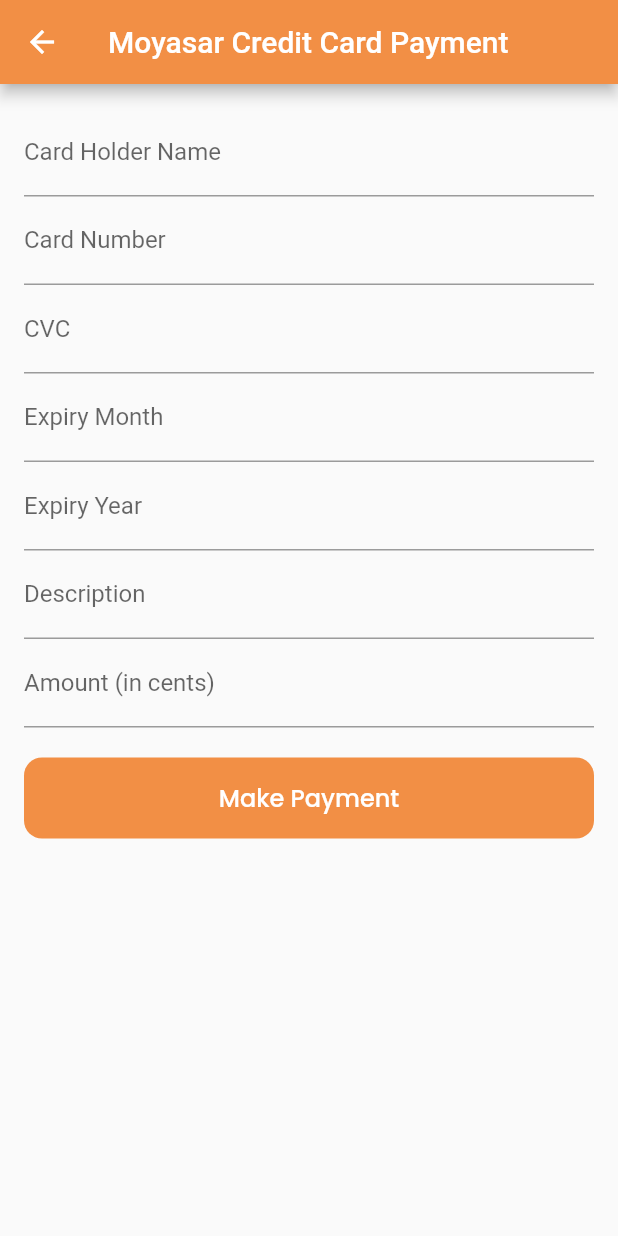
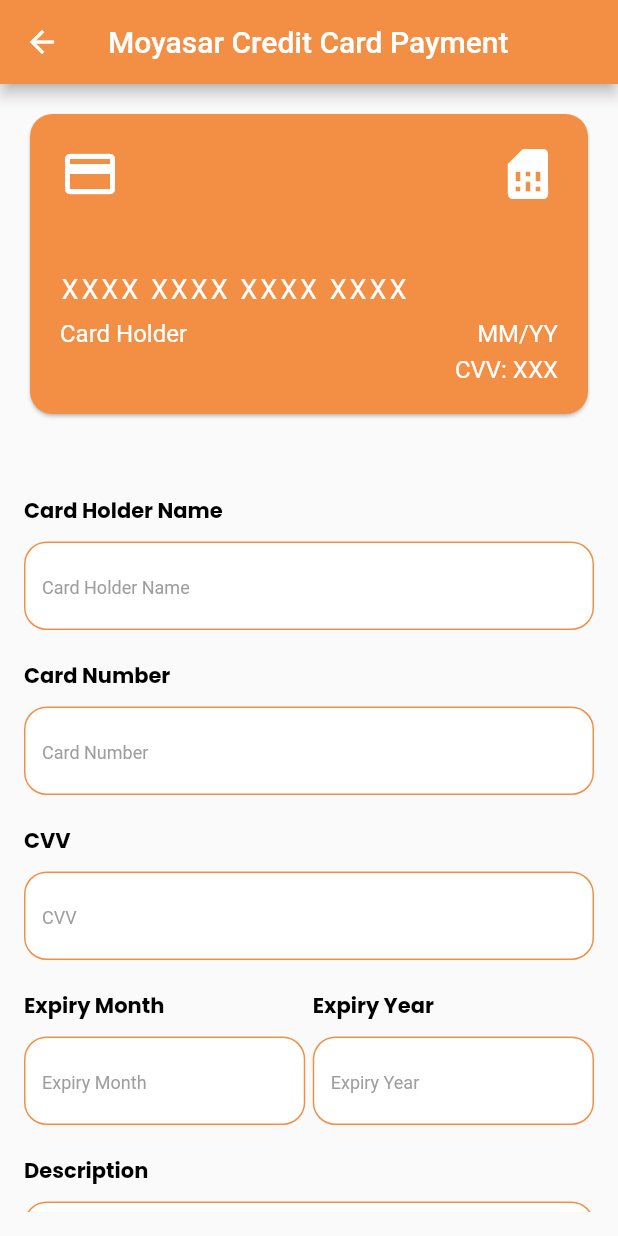
Before and after one commit to Amir40s/meter, a Flutter app: the PaymentScreen screen opened by its route, on a phone screen of 412 x 824 dp. Run offline on Flutter 3.47's test engine with Material 3 defaults, Android fonts, the light colour scheme and no system bars; our stand-ins replace audioplayers, auto_size_text, cached_network_image, camera, cloud_firestore, country_code_picker and 20 more; missing offline and left inert: dlibphonenumber, google_mlkit_face_detection, record_mp3; accounts and stored records are empty.

Commit message:
comit by rehman

```diff
--- a/lib/main.dart
+++ b/lib/main.dart
@@ -5,6 +5,7 @@
 import 'package:meter/provider/chat/chat_provider.dart';
 import 'package:meter/provider/db_provider.dart';
 import 'package:meter/provider/firebase_services.dart';
+import 'package:meter/provider/payment/card_provider.dart';
 import 'package:meter/provider/payment/payment_provider.dart';
 import 'package:meter/provider/player/audio_player_provider.dart';
 import 'package:provider/provider.dart';
@@ -39,6 +40,7 @@
            ChangeNotifierProvider(create: (_) => PaymentProvider()),
            ChangeNotifierProvider(create: (_) => ChatProvider()),
            ChangeNotifierProvider(create: (_) => AudioPlayerProvider()),
+           ChangeNotifierProvider(create: (_) => CardProvider()),
          ],
          child: GetMaterialApp(
            locale: Get.locale,
--- /dev/null
+++ b/lib/provider/payment/card_provider.dart
@@ -0,0 +1,41 @@
+// card_provider.dart
+import 'package:flutter/material.dart';
+
+class CardProvider with ChangeNotifier {
+  String _cardHolderName = '';
+  String _cardNumber = '';
+  String _cvv = '';
+  String _expiryMonth = '';
+  String _expiryYear = '';
+
+  String get cardHolderName => _cardHolderName;
+  String get cardNumber => _cardNumber;
+  String get cvv => _cvv;
+  String get expiryMonth => _expiryMonth;
+  String get expiryYear => _expiryYear;
+
+  void updateCardHolderName(String name) {
+    _cardHolderName = name;
+    notifyListeners();
+  }
+
+  void updateCardNumber(String number) {
+    _cardNumber = number;
+    notifyListeners();
+  }
+
+  void updateCVV(String cvv) {
+    _cvv = cvv;
+    notifyListeners();
+  }
+
+  void updateExpiryMonth(String month) {
+    _expiryMonth = month;
+    notifyListeners();
+  }
+
+  void updateExpiryYear(String year) {
+    _expiryYear = year;
+    notifyListeners();
+  }
+}
--- a/lib/screens/chat/chat_detail.dart
+++ b/lib/screens/chat/chat_detail.dart
@@ -37,8 +37,6 @@
   AudioController audioController = Get.put(AudioController());
 
   AudioPlayer audioPlayer = AudioPlayer();
-
-
 
 
   @override
--- a/lib/screens/payment/payment_screen.dart
+++ b/lib/screens/payment/payment_screen.dart
@@ -1,6 +1,12 @@
 import 'package:flutter/material.dart';
+import 'package:flutter/services.dart';
 import 'package:meter/constant/res/app_color/app_color.dart';
+import 'package:meter/provider/payment/card_provider.dart';
+import 'package:meter/widgets/app_text_field.dart';
 import 'package:meter/widgets/custom_button.dart';
+import 'package:meter/widgets/custom_textfield.dart';
+import 'package:meter/widgets/master_card_widget.dart';
+import 'package:meter/widgets/text_widget.dart';
 import 'package:provider/provider.dart';
 import '../../model/paymentpayment/payment_model.dart';
 import '../../provider/payment/payment_provider.dart';
@@ -24,7 +30,7 @@
     return Scaffold(
       appBar: AppBar(
         backgroundColor: AppColor.primaryColor,
-        title: Text('Moyasar Credit Card Payment'),
+        title: const Text('Moyasar Credit Card Payment'),
       ),
       body: Padding(
         padding: EdgeInsets.all(16.0),
@@ -32,82 +38,133 @@
           key: _formKey,
           child: SingleChildScrollView(
             child: Column(
+              mainAxisAlignment: MainAxisAlignment.start,
+              crossAxisAlignment: CrossAxisAlignment.start,
               children: [
-                TextFormField(
-                  controller: _nameController,
-                  decoration: InputDecoration(labelText: 'Card Holder Name'),
-                  validator: (value) {
-                    if (value == null || value.isEmpty) {
-                      return 'Please enter the card holder name';
+
+
+                Consumer<CardProvider>(
+                    builder: (context,provider,child){
+                      return MasterCard(
+                          cardHolderName: provider.cardHolderName,
+                        cardNumber: provider.cardNumber,
+                        cvv: provider.cvv,
+                        expiryMonth: provider.expiryMonth,
+                        expiryYear: provider.expiryYear,
+                      );
                     }
-                    return null;
+                ),
+
+               const SizedBox(height: 50.0,),
+               const TextWidget(
+                  title: "Card Holder Name",
+                  fontWeight: FontWeight.bold,
+                  textColor: Colors.black,
+                ),
+               const SizedBox(height: 10.0,),
+                AppTextField(hintText: "Card Holder Name",
+                  onFieldChanged: (value) {
+                    Provider.of<CardProvider>(context, listen: false).updateCardHolderName(value);
                   },
                 ),
-                TextFormField(
-                  controller: _numberController,
-                  decoration: InputDecoration(labelText: 'Card Number'),
-                  keyboardType: TextInputType.number,
-                  validator: (value) {
-                    if (value == null || value.isEmpty) {
-                      return 'Please enter the card number';
-                    }
-                    return null;
+
+                const SizedBox(height: 20.0,),
+                const TextWidget(
+                  title: "Card Number",
+                  fontWeight: FontWeight.bold,
+                  textColor: Colors.black,
+                ),
+                const SizedBox(height: 10.0,),
+                AppTextField(
+                  hintText: "Card Number",
+                  onFieldChanged: (value) {
+                    Provider.of<CardProvider>(context, listen: false).updateCardNumber(value);
                   },
+                  inputFormatters: [
+                    FilteringTextInputFormatter.digitsOnly,
+                    CardNumberInputFormatter(),
+                  ],
                 ),
-                TextFormField(
-                  controller: _cvcController,
-                  decoration: InputDecoration(labelText: 'CVC'),
-                  keyboardType: TextInputType.number,
-                  validator: (value) {
-                    if (value == null || value.isEmpty) {
-                      return 'Please enter the CVC';
-                    }
-                    return null;
+
+                const SizedBox(height: 20.0,),
+                const TextWidget(
+                  title: "CVV",
+                  fontWeight: FontWeight.bold,
+                  textColor: Colors.black,
+                ),
+                const SizedBox(height: 10.0,),
+                AppTextField(
+                  hintText: "CVV",
+                  onFieldChanged: (value) {
+                    Provider.of<CardProvider>(context, listen: false).updateCVV(value);
                   },
+                  inputFormatters: [
+                    FilteringTextInputFormatter.digitsOnly,
+                  ],
                 ),
-                TextFormField(
-                  controller: _monthController,
-                  decoration: InputDecoration(labelText: 'Expiry Month'),
-                  keyboardType: TextInputType.number,
-                  validator: (value) {
-                    if (value == null || value.isEmpty) {
-                      return 'Please enter the expiry month';
-                    }
-                    return null;
-                  },
+
+                const SizedBox(height: 20.0,),
+                Row(
+                  children: [
+                    Expanded(
+                        child:
+                        Column(
+                          crossAxisAlignment: CrossAxisAlignment.start,
+                          children: [
+                            const TextWidget(
+                              title: "Expiry Month",
+                              fontWeight: FontWeight.bold,
+                              textColor: Colors.black,
+                            ),
+                            const SizedBox(height: 10.0,),
+                            AppTextField(
+                              hintText: "Expiry Month",
+                              onFieldChanged: (value) {
+                                Provider.of<CardProvider>(context, listen: false).updateExpiryMonth(value);
+                              },
+                              inputFormatters: [
+                                FilteringTextInputFormatter.digitsOnly,
+                              ],
+                            ),
+                          ],
+                        )),
+                    SizedBox(width: 5.0,),
+                    Expanded(
+                        child:
+                        Column(
+                          crossAxisAlignment: CrossAxisAlignment.start,
+                          children: [
+                            const TextWidget(
+                              title: "Expiry Year",
+                              fontWeight: FontWeight.bold,
+                              textColor: Colors.black,
+                            ),
+                            const SizedBox(height: 10.0,),
+                            AppTextField(
+                              hintText: "Expiry Year",
+                              onFieldChanged: (value) {
+                                Provider.of<CardProvider>(context, listen: false).updateExpiryYear(value);
+                              },
+                              inputFormatters: [
+                                FilteringTextInputFormatter.digitsOnly,
+                              ],
+                            ),
+                          ],
+                        )),
+                  ],
                 ),
-                TextFormField(
-                  controller: _yearController,
-                  decoration: InputDecoration(labelText: 'Expiry Year'),
-                  keyboardType: TextInputType.number,
-                  validator: (value) {
-                    if (value == null || value.isEmpty) {
-                      return 'Please enter the expiry year';
-                    }
-                    return null;
-                  },
+
+                const SizedBox(height: 20.0,),
+                const TextWidget(
+                  title: "Description",
+                  fontWeight: FontWeight.bold,
+                  textColor: Colors.black,
                 ),
-                TextFormField(
-                  controller: _descriptionController,
-                  decoration: InputDecoration(labelText: 'Description'),
-                  validator: (value) {
-                    if (value == null || value.isEmpty) {
-                      return 'Please enter a description';
-                    }
-                    return null;
-                  },
+                const SizedBox(height: 10.0,),
+                AppTextField(
+                  hintText: "Description",
                 ),
-                TextFormField(
-                  controller: _amountController,
-                  decoration: InputDecoration(labelText: 'Amount (in cents)'),
-                  keyboardType: TextInputType.number,
-                  validator: (value) {
-                    if (value == null || value.isEmpty) {
-                      return 'Please enter an amount';
-                    }
-                    return null;
-                  },
-                ),
+
                 // TextFormField(
                 //   controller: _currencyController,
                 //   decoration: InputDecoration(labelText: 'Currency'),
@@ -167,4 +224,32 @@
       ),
     );
   }
+
 }
+
+
+class CardNumberInputFormatter extends TextInputFormatter {
+  @override
+  TextEditingValue formatEditUpdate(
+      TextEditingValue oldValue,
+      TextEditingValue newValue,
+      ) {
+    String newText = newValue.text.replaceAll(RegExp(r'\D'), ''); // Remove non-digit characters
+
+    if (newText.length > 16) {
+      newText = newText.substring(0, 16);
+    }
+
+    String formattedText = '';
+
+    for (int i = 0; i < newText.length; i++) {
+      if (i % 4 == 0 && i != 0) formattedText += ' ';
+      formattedText += newText[i];
+    }
+
+    return TextEditingValue(
+      text: formattedText,
+      selection: TextSelection.collapsed(offset: formattedText.length),
+    );
+  }
+}
--- a/lib/screens/signup/customer/customer_main.dart
+++ b/lib/screens/signup/customer/customer_main.dart
@@ -75,7 +75,7 @@
                 title: "Register".tr,
                 onTap: () {
                   if (_formKey.currentState!.validate() &&
-                          controller.verifyMessage.value ==
+                          controller.verifyMessage.value !=
                               "Success" //Change to Success
                       ) {
                     Get.toNamed(RoutesName.customerGeneralInfoScreen);
--- a/lib/screens/signup/provider/provider_general_info.dart
+++ b/lib/screens/signup/provider/provider_general_info.dart
@@ -34,7 +34,7 @@
               onTap: () {
                 if (_formKey.currentState!.validate() &&
                         controller.filePath.isNotEmpty &&
-                        controller.verifyMessage.value ==
+                        controller.verifyMessage.value !=
                             "Success" //Change to =="Success"
                     ) {
                   Get.toNamed(RoutesName.providerFirstGeneralInfo);
--- a/lib/screens/signup/seller/general_info.dart
+++ b/lib/screens/signup/seller/general_info.dart
@@ -123,7 +123,7 @@
                       onTap: () {
                         if (_formKey.currentState!.validate() &&
                                 controller.validateManagerPhoneNumber() &&
-                                controller.verifyMessage.value ==
+                                controller.verifyMessage.value !=
                                     "Success" //Change to =="Success"
                             ) {
                           Get.toNamed(RoutesName.sellerFirstGeneralInfo);
--- a/lib/screens/store/store_main.dart
+++ b/lib/screens/store/store_main.dart
@@ -167,7 +167,7 @@
                                         onTap: () async{
                                           final chatRoomId = await context.read<ChatProvider>().createOrGetChatRoom(data.userUID,"");
                                           log("Id in home screen::${data.id} and ${data.userUID}");
-                                          Get.to(ChatScreen(
+                                          Get.to(ChatDetail(
                                             userUID: data.userUID,
                                             name: data.deviceName,
                                             image: data.deviceImage,
--- /dev/null
+++ b/lib/widgets/app_text_field.dart
@@ -0,0 +1,111 @@
+import 'package:flutter/material.dart';
+import 'package:flutter/services.dart';
+import 'package:meter/constant/res/app_color/app_color.dart';
+import 'package:provider/provider.dart';
+import '../../../constant.dart';
+
+class AppTextField extends StatelessWidget {
+  final String hintText;
+  final Widget? suffixIcon;
+  final Widget? prefixIcon;
+  final TextEditingController? controller;
+  final String? Function(String?)? validator;
+  final void Function(String)? onFieldSubmitted;
+  final void Function(String)? onFieldChanged;
+  final FocusNode? focusNode;
+  final bool borderSides;
+  final double? radius;
+  final TextInputType? keyboardType;
+  final List<TextInputFormatter>? inputFormatters;
+final bool obscureText;
+  const AppTextField({
+    super.key,
+    required this.hintText,
+    this.controller,
+    this.validator,
+    this.borderSides = false,
+    this.onFieldSubmitted,
+    this.focusNode,
+    this.radius,
+    this.obscureText = false,
+    this.keyboardType,
+    this.inputFormatters,
+    this.suffixIcon,
+    this.prefixIcon,
+    this.onFieldChanged,
+  });
+
+  @override
+  Widget build(BuildContext context) {
+    return TextFormField(
+      style: const TextStyle(
+        color: Colors.black,
+      ),
+      inputFormatters: inputFormatters,
+      keyboardType: keyboardType,
+      controller: controller,
+      validator: validator,
+      focusNode: focusNode,
+      onFieldSubmitted: onFieldSubmitted,
+      cursorColor: Colors.black,
+      obscureText: obscureText,
+      decoration: InputDecoration(
+        prefixIcon: prefixIcon,
+        suffixIcon: suffixIcon,
+        hintText: hintText,
+        filled: true,
+        border: OutlineInputBorder(
+          borderSide: const BorderSide(color: Colors.grey, width: 2),
+          borderRadius: BorderRadius.circular(radius ?? 15),
+        ),
+        disabledBorder: OutlineInputBorder(
+          borderRadius: BorderRadius.circular(radius ?? 15),
+          borderSide: const BorderSide(color: Colors.black),
+        ),
+        focusedBorder: OutlineInputBorder(
+          borderRadius: BorderRadius.circular(radius ?? 15),
+          borderSide: const BorderSide(color: AppColor.primaryColor),
+        ),
+        errorBorder: OutlineInputBorder(
+          borderRadius: BorderRadius.circular(radius ?? 15),
+          borderSide:  BorderSide(color: AppColor.primaryColor),
+        ),
+        enabledBorder: OutlineInputBorder(
+          borderRadius: BorderRadius.circular(radius ?? 15),
+          borderSide:  BorderSide(color: AppColor.primaryColor),
+        ),
+        fillColor: Colors.white,
+        focusColor: Colors.blueGrey,
+        hintStyle: const TextStyle(fontSize: 12.0, color: Colors.grey),
+      ),
+      onChanged: onFieldChanged,
+    );
+  }
+}
+
+class NumberTextInputFormatter extends TextInputFormatter {
+  @override
+  TextEditingValue formatEditUpdate(
+      TextEditingValue oldValue, TextEditingValue newValue) {
+    final int newTextLength = newValue.text.length;
+    int selectionIndex = newValue.selection.end;
+    int usedSubstringIndex = 0;
+    final StringBuffer newText = StringBuffer();
+    if (newTextLength >= 1) {
+      newText.write('+');
+      if (newValue.selection.end >= 1) selectionIndex++;
+    }
+    if (newTextLength >= 3) {
+      newText.write('${newValue.text.substring(0, usedSubstringIndex = 2)} ');
+      if (newValue.selection.end >= 2) selectionIndex += 1;
+    }
+    // Dump the rest.
+    if (newTextLength >= usedSubstringIndex) {
+      newText.write(newValue.text.substring(usedSubstringIndex));
+    }
+    return TextEditingValue(
+      text: newText.toString(),
+      selection: TextSelection.collapsed(offset: selectionIndex),
+    );
+  }
+}
--- /dev/null
+++ b/lib/widgets/master_card_widget.dart
@@ -0,0 +1,88 @@
+// master_card.dart
+import 'package:flutter/material.dart';
+import 'package:meter/constant/res/app_color/app_color.dart';
+
+class MasterCard extends StatelessWidget {
+  final String cardHolderName;
+  final String cardNumber;
+  final String cvv;
+  final String expiryMonth;
+  final String expiryYear;
+
+  MasterCard({
+    required this.cardHolderName,
+    required this.cardNumber,
+    required this.cvv,
+    required this.expiryMonth,
+    required this.expiryYear,
+  });
+
+  @override
+  Widget build(BuildContext context) {
+    return Card(
+      color: AppColor.primaryColor,
+      shape: RoundedRectangleBorder(
+        borderRadius: BorderRadius.circular(15.0),
+      ),
+      child: Container(
+        width: double.infinity,
+        height: 200,
+        padding: const EdgeInsets.all(20.0),
+        child: Column(
+          crossAxisAlignment: CrossAxisAlignment.start,
+          children: [
+            Row(
+              children: [
+                Icon(Icons.credit_card, color: Colors.white, size: 40),
+                Spacer(),
+                Icon(Icons.sim_card, color: Colors.white, size: 40),
+              ],
+            ),
+            Spacer(),
+            Text(
+              cardNumber.isNotEmpty ? cardNumber : 'XXXX XXXX XXXX XXXX',
+              style: TextStyle(
+                color: Colors.white,
+                fontSize: 18,
+                letterSpacing: 2.0,
+              ),
+            ),
+            SizedBox(height: 10),
+            Row(
+              mainAxisAlignment: MainAxisAlignment.spaceBetween,
+              children: [
+                Text(
+                  cardHolderName.isNotEmpty ? cardHolderName : 'Card Holder',
+                  style: TextStyle(
+                    color: Colors.white,
+                    fontSize: 16,
+                  ),
+                ),
+                Text(
+                  (expiryMonth.isNotEmpty && expiryYear.isNotEmpty)
+                      ? '$expiryMonth/$expiryYear'
+                      : 'MM/YY',
+                  style: TextStyle(
+                    color: Colors.white,
+                    fontSize: 16,
+                  ),
+                ),
+              ],
+            ),
+            SizedBox(height: 5),
+            Align(
+              alignment: Alignment.bottomRight,
+              child: Text(
+                cvv.isNotEmpty ? 'CVV: $cvv' : 'CVV: XXX',
+                style: TextStyle(
+                  color: Colors.white,
+                  fontSize: 16,
+                ),
+              ),
+            ),
+          ],
+        ),
+      ),
+    );
+  }
+}
```
Also changed, not shown: lib/bottomSheet/profile/edit_profile_bottomsheet.dart (+2 -5 lines), lib/controller/auth/customer_auth_controller.dart (+8 -2 lines), lib/controller/auth/provider_auth_controller.dart (+13 -0 lines), lib/controller/auth/seller_auth_controller.dart (+19 -4 lines), lib/screens/chat/chat_main.dart (+4 -4 lines), lib/screens/device/devices.dart (+5 -4 lines), lib/widgets/chat_offer_widget.dart (+21 -16 lines).
